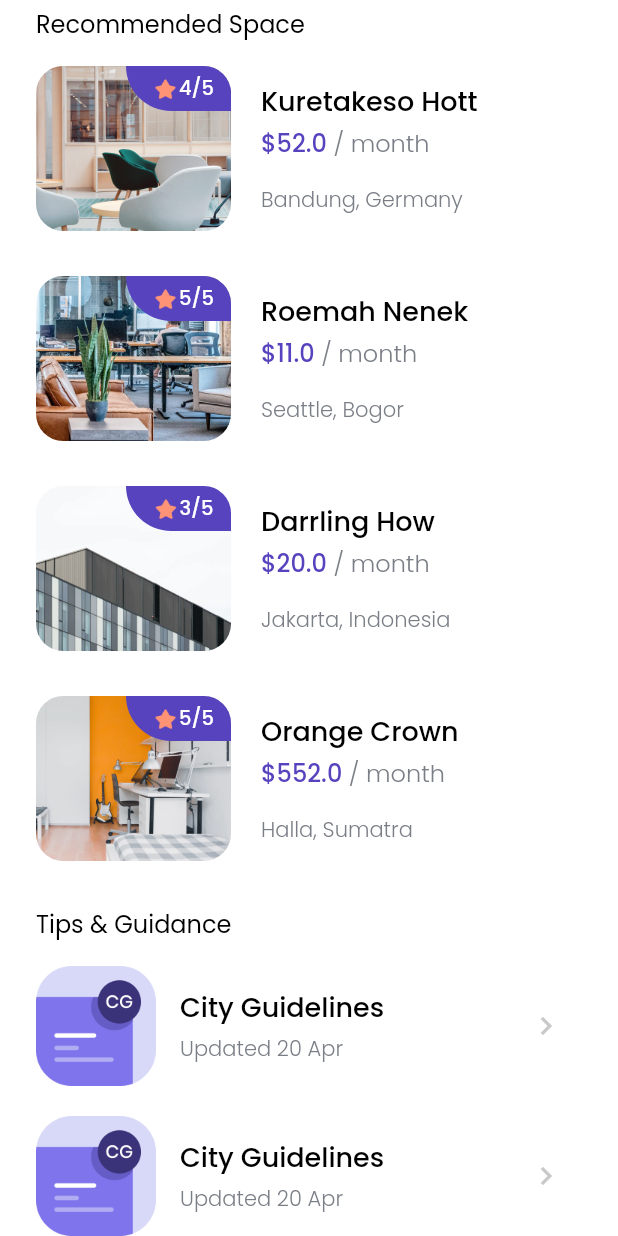
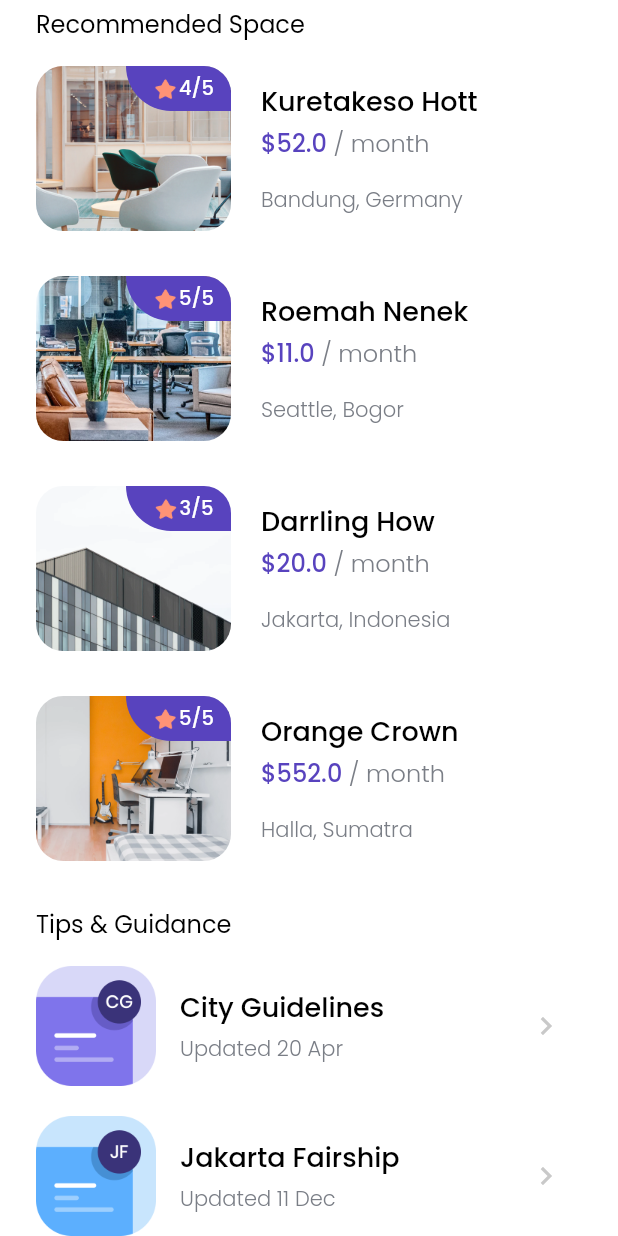
Before and after one commit to dzakybrori/cozy_app, a Flutter app: the HomePage screen opened directly, scrolled down 332 dp, on a phone screen of 412 x 824 dp. Run offline on Flutter 3.47's test engine with Material 2 defaults, Android fonts, the light colour scheme and no system bars; our stand-ins replace google_fonts.

Commit message:
Home Page - Tips & Guidance (tips model).

```diff
--- /dev/null
+++ b/lib/models/tips.dart
@@ -0,0 +1,13 @@
+class Tips {
+  int id;
+  String title;
+  String imageUrl;
+  String updatedAt;
+
+  Tips({
+    this.id,
+    this.title,
+    this.imageUrl,
+    this.updatedAt,
+  });
+}
--- a/lib/pages/home_page.dart
+++ b/lib/pages/home_page.dart
@@ -5,6 +5,7 @@ import 'package:cozy_app/widgets/space_card.dart';
 import 'package:cozy_app/widgets/tips_card.dart';
 import 'package:cozy_app/models/city.dart';
 import 'package:cozy_app/models/space.dart';
+import 'package:cozy_app/models/tips.dart';
 
 class HomePage extends StatelessWidget {
   @override
@@ -212,12 +213,32 @@ class HomePage extends StatelessWidget {
                   ),
                   Column(
                     children: [
-                      TipsCard(),
+                      TipsCard(
+                        Tips(
+                          id: 1,
+                          title: 'City Guidelines',
+                          imageUrl: 'assets/images/icon_tips1.png',
+                          updatedAt: '20 Apr',
+                        ),
+                      ),
                       SizedBox(
                         height: 20,
                       ),
-                      TipsCard(),
+                      TipsCard(
+                        Tips(
+                          id: 2,
+                          title: 'Jakarta Fairship',
+                          imageUrl: 'assets/images/icon_tips2.png',
+                          updatedAt: '11 Dec',
+                        ),
+                      ),
+                      SizedBox(
+                        height: 20,
+                      ),
                     ],
+                  ),
+                  SizedBox(
+                    height: 30,
                   ),
                 ],
               ),
--- a/lib/widgets/tips_card.dart
+++ b/lib/widgets/tips_card.dart
@@ -1,13 +1,18 @@
+import 'package:flutter/material.dart';
 import 'package:cozy_app/theme.dart';
-import 'package:flutter/material.dart';
+import 'package:cozy_app/models/tips.dart';
 
 class TipsCard extends StatelessWidget {
+  final Tips tips;
+
+  TipsCard(this.tips);
+
   @override
   Widget build(BuildContext context) {
     return Row(
       children: [
         Image.asset(
-          'assets/images/icon_tips1.png',
+          tips.imageUrl,
           width: 80,
           height: 80,
         ),
@@ -18,7 +23,7 @@ class TipsCard extends StatelessWidget {
           crossAxisAlignment: CrossAxisAlignment.start,
           children: [
             Text(
-              'City Guidelines',
+              tips.title,
               style: titleTextStyle.copyWith(
                 fontSize: 18,
               ),
@@ -27,7 +32,7 @@ class TipsCard extends StatelessWidget {
               height: 4,
             ),
             Text(
-              'Updated 20 Apr',
+              'Updated ${tips.updatedAt}',
               style: subTitleTextStyle.copyWith(
                 fontSize: 14,
                 color: greySubTextColor,
```
